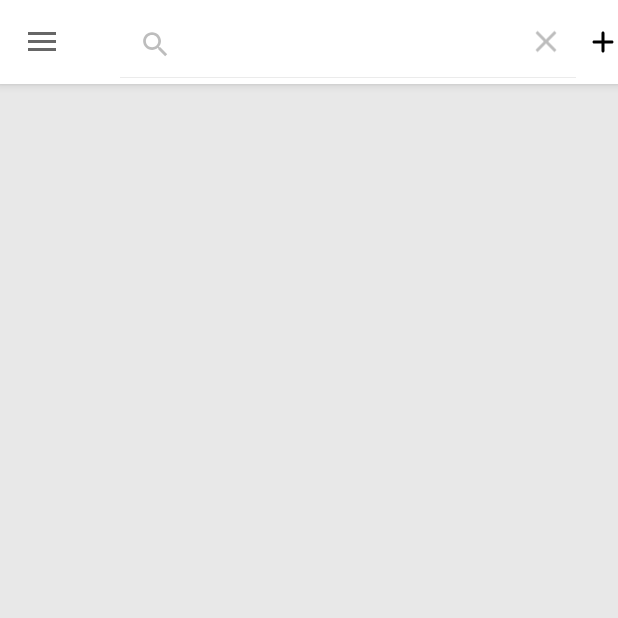
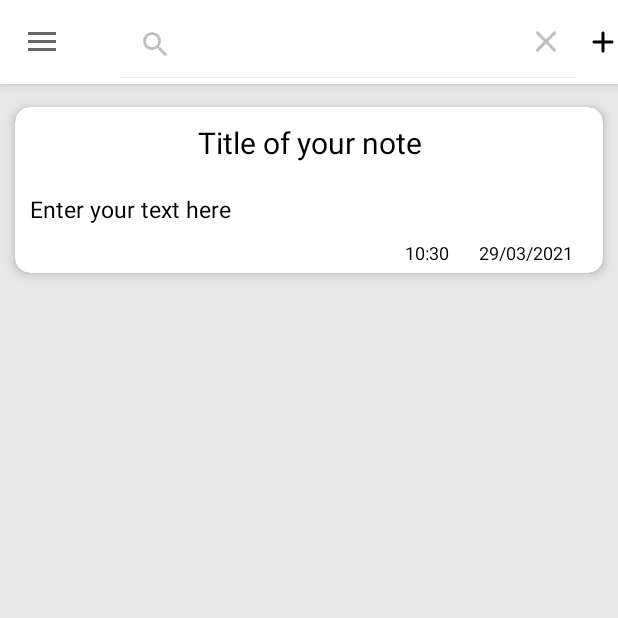
Before and after one commit to OlegRyabyshev/NoteMaker, an Android app: the screen it shows after launch (MainActivity), after a tap on "Search", on a phone screen of 412 x 824 dp, the top half of it. Run offline under Robolectric (Android 15) with nearby library versions, the phone set to English and light mode, and no system bars.

Commit message:
GSON/SharedPref support

```diff
--- a/app/src/main/java/xyz/fcr/notemaker/MainActivity.java
+++ b/app/src/main/java/xyz/fcr/notemaker/MainActivity.java
@@ -26,6 +26,7 @@ import com.google.android.material.navigation.NavigationView;
 import xyz.fcr.notemaker.fragment_classes.NoteEditor;
 import xyz.fcr.notemaker.fragment_classes.NoteList;
 import xyz.fcr.notemaker.object_classes.Note;
+import xyz.fcr.notemaker.object_classes.SharedPrefHandler;
 
 public class MainActivity extends AppCompatActivity implements NavigationView.OnNavigationItemSelectedListener {
 
@@ -39,8 +40,7 @@ public class MainActivity extends AppCompatActivity implements NavigationView.On
     protected void onCreate(Bundle savedInstanceState) {
         super.onCreate(savedInstanceState);
         setContentView(R.layout.activity_main);
-
-        setThemeFromSharedPreferences();
+        SharedPrefHandler.setTheme(this);
 
         toolbar = findViewById(R.id.toolbar);
         setSupportActionBar(toolbar);
@@ -161,8 +161,6 @@ public class MainActivity extends AppCompatActivity implements NavigationView.On
     }
 
     private void createANewNote() {
-        saveCurrentNote();
-
         note = new Note (getResources().getString(R.string.title), getResources().getString(R.string.content));
 
         if (orientationIsPortrait()) {
@@ -172,11 +170,6 @@ public class MainActivity extends AppCompatActivity implements NavigationView.On
             if (getResources().getConfiguration().orientation == 2) startFragmentEditor();
         }
     }
-
-    //TODO
-    private void saveCurrentNote() {
-    }
-
 
     private boolean orientationIsPortrait() {
         return getResources().getConfiguration().orientation == Configuration.ORIENTATION_PORTRAIT;
@@ -194,15 +187,6 @@ public class MainActivity extends AppCompatActivity implements NavigationView.On
         } else {
             finish();
         }
-    }
-
-    //THEMES
-    private void setThemeFromSharedPreferences() {
-        SharedPreferences sharedPreferences = getApplicationContext().getSharedPreferences("MyUserPref", Context.MODE_PRIVATE);
-        String savedTheme = sharedPreferences.getString("note_theme", "");
-
-        if (savedTheme.equals("light")) AppCompatDelegate.setDefaultNightMode(AppCompatDelegate.MODE_NIGHT_NO);
-        else if (savedTheme.equals("dark")) AppCompatDelegate.setDefaultNightMode(AppCompatDelegate.MODE_NIGHT_YES);
     }
 
     //THEMES
--- a/app/src/main/java/xyz/fcr/notemaker/fragment_classes/NoteList.java
+++ b/app/src/main/java/xyz/fcr/notemaker/fragment_classes/NoteList.java
@@ -14,6 +14,7 @@ import androidx.recyclerview.widget.RecyclerView;
 
 import java.util.ArrayList;
 
+import xyz.fcr.notemaker.object_classes.SharedPrefHandler;
 import xyz.fcr.notemaker.object_classes.Note;
 import xyz.fcr.notemaker.R;
 import xyz.fcr.notemaker.object_classes.NoteAdapter;
@@ -33,9 +34,7 @@ public class NoteList extends Fragment {
 
     @Override
     public View onCreateView(@NonNull LayoutInflater inflater, ViewGroup container, Bundle savedInstanceState) {
-        if (mNoteArrayList == null) {
-            mNoteArrayList = new ArrayList<>();
-        }
+        mNoteArrayList = SharedPrefHandler.getArrayFromPref(getContext());
 
         View myView = inflater.inflate(R.layout.note_list_fragment, container, false);
         buildRecycleView(myView);
--- /dev/null
+++ b/app/src/main/java/xyz/fcr/notemaker/object_classes/SharedPrefHandler.java
@@ -0,0 +1,83 @@
+package xyz.fcr.notemaker.object_classes;
+
+import android.content.Context;
+import android.content.SharedPreferences;
+import android.preference.PreferenceManager;
+
+import androidx.appcompat.app.AppCompatDelegate;
+
+import com.google.gson.Gson;
+import com.google.gson.reflect.TypeToken;
+
+import java.lang.reflect.Type;
+import java.util.ArrayList;
+
+import xyz.fcr.notemaker.R;
+
+public class SharedPrefHandler {
+    private static final String KEY_NOTE_LIST = "note_list";
+    private static final String KEY_NOTE_CURRENT = "note_current";
+    private static final Gson gson = new Gson();
+
+    //Getter and setter for NOTE_LIST
+    public static void saveArrayInPref(Context context, ArrayList<Note> list) {
+        String jList = gson.toJson(list);
+
+        SharedPreferences pref = PreferenceManager.getDefaultSharedPreferences(context);
+        SharedPreferences.Editor editor = pref.edit();
+        editor.putString(KEY_NOTE_LIST, jList);
+        editor.apply();
+    }
+
+    public static ArrayList<Note> getArrayFromPref(Context context) {
+        SharedPreferences pref = PreferenceManager.getDefaultSharedPreferences(context);
+        String jList = pref.getString(KEY_NOTE_LIST, "");
+        Type type = new TypeToken<ArrayList<Note>>() {
+        }.getType();
+        ArrayList<Note> list = gson.fromJson(jList, type);
+
+        if (list == null) {
+            list = new ArrayList<>();
+            list.add(new Note(
+                    context.getResources().getString(R.string.title),
+                    context.getResources().getString(R.string.content)));
+        }
+
+        return list;
+    }
+    //
+
+
+    //Getter and setter for NOTE_CURRENT
+    public static void setCurrentNote(Context context, Note note) {
+        String currentNote = gson.toJson(note);
+
+        SharedPreferences pref = PreferenceManager.getDefaultSharedPreferences(context);
+        SharedPreferences.Editor editor = pref.edit();
+        editor.putString(KEY_NOTE_CURRENT, currentNote);
+        editor.apply();
+    }
+
+    public static Note getCurrentNote(Context context) {
+        SharedPreferences pref = PreferenceManager.getDefaultSharedPreferences(context);
+        String currentNote = pref.getString(KEY_NOTE_CURRENT, "");
+
+        Note note = gson.fromJson(currentNote, Note.class);
+
+        if (note == null) note = new Note("Error", "Error");
+
+        return note;
+    }
+    //
+
+    //Theme
+    public static void setTheme(Context context) {
+        SharedPreferences sharedPreferences = context.getApplicationContext().getSharedPreferences("MyUserPref", Context.MODE_PRIVATE);
+        String savedTheme = sharedPreferences.getString("note_theme", "");
+
+        if (savedTheme.equals("light"))
+            AppCompatDelegate.setDefaultNightMode(AppCompatDelegate.MODE_NIGHT_NO);
+        else if (savedTheme.equals("dark"))
+            AppCompatDelegate.setDefaultNightMode(AppCompatDelegate.MODE_NIGHT_YES);
+    }
+}
--- a/app/src/main/res/layout/note_editor_fragment.xml
+++ b/app/src/main/res/layout/note_editor_fragment.xml
@@ -33,11 +33,9 @@
         android:layout_margin="10dp"
         android:layout_weight="1"
         android:autofillHints=""
-        android:background="@color/primary"
         android:gravity="top"
         android:hint="@string/content"
         android:inputType="textMultiLine"
-        android:paddingTop="0dp"
         android:textColor="@color/secondary"
         android:textSize="@dimen/content_size" />
 
--- a/app/src/main/res/values-night/colors.xml
+++ b/app/src/main/res/values-night/colors.xml
@@ -5,4 +5,6 @@
     <color name="gray">#000000</color>
     <color name="drawer_gray">#2c2c2c</color>
     <color name="drawer_top">#3a3a3a</color>
+
+    <color name="hint_color">#3a3a3a</color>
 </resources>
--- a/app/src/main/res/values/colors.xml
+++ b/app/src/main/res/values/colors.xml
@@ -5,4 +5,6 @@
     <color name="gray">#e8e8e8</color>
     <color name="drawer_gray">#e8e8e8</color>
     <color name="drawer_top">#FFFFFF</color>
+
+    <color name="hint_color">#3a3a3a</color>
 </resources>
--- a/app/src/main/res/values/strings.xml
+++ b/app/src/main/res/values/strings.xml
@@ -20,6 +20,7 @@
 
     <string name="delete">Delete</string>
     <string name="copy">Copy</string>
+    <string name="copied">Copied</string>
     <string name="share">Share</string>
 
     <string name="notes">Notes</string>
--- a/app/src/main/res/values/themes.xml
+++ b/app/src/main/res/values/themes.xml
@@ -11,7 +11,7 @@
         <item name="android:statusBarColor" tools:targetApi="l">@color/primary</item>
         <item name="android:windowLightStatusBar" tools:ignore="NewApi">true</item>
         <!-- Customize your theme here. -->
-        <item name="android:navigationBarColor" tools:targetApi="l">?attr/colorOnSecondary</item>
+        <item name="android:navigationBarColor" tools:targetApi="l">@color/drawer_gray</item>
         <item name="android:windowLightNavigationBar" tools:ignore="NewApi">true</item>
     </style>
 
```
Also changed, not shown: app/src/main/java/xyz/fcr/notemaker/fragment_classes/NoteEditor.java (+14 -5 lines), 1 other file.
